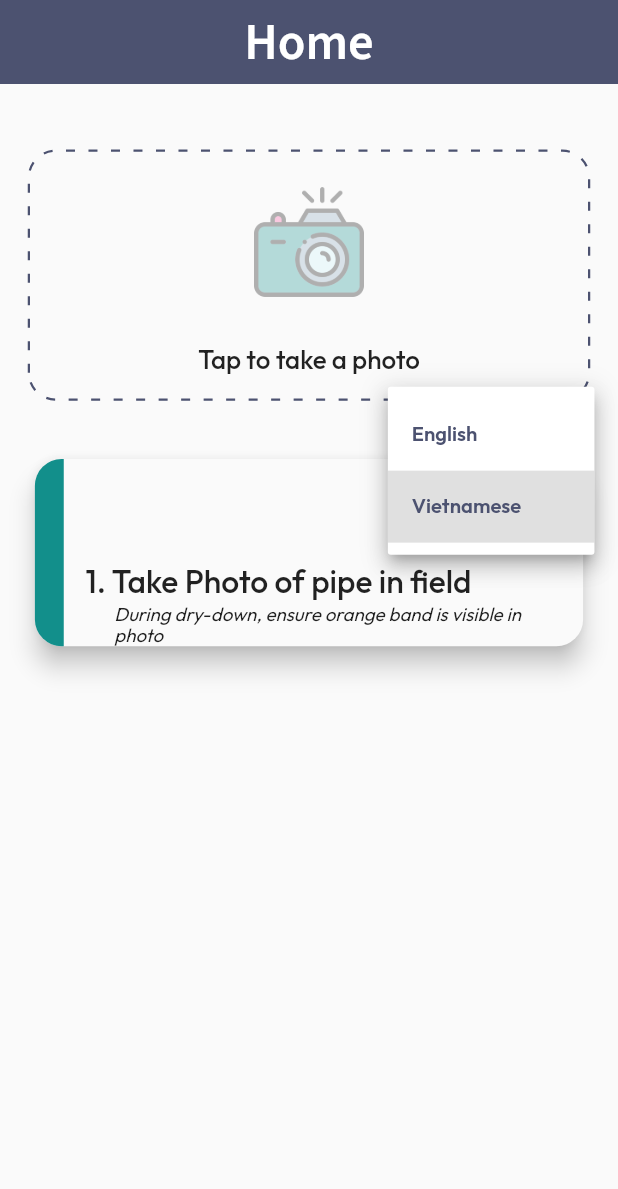
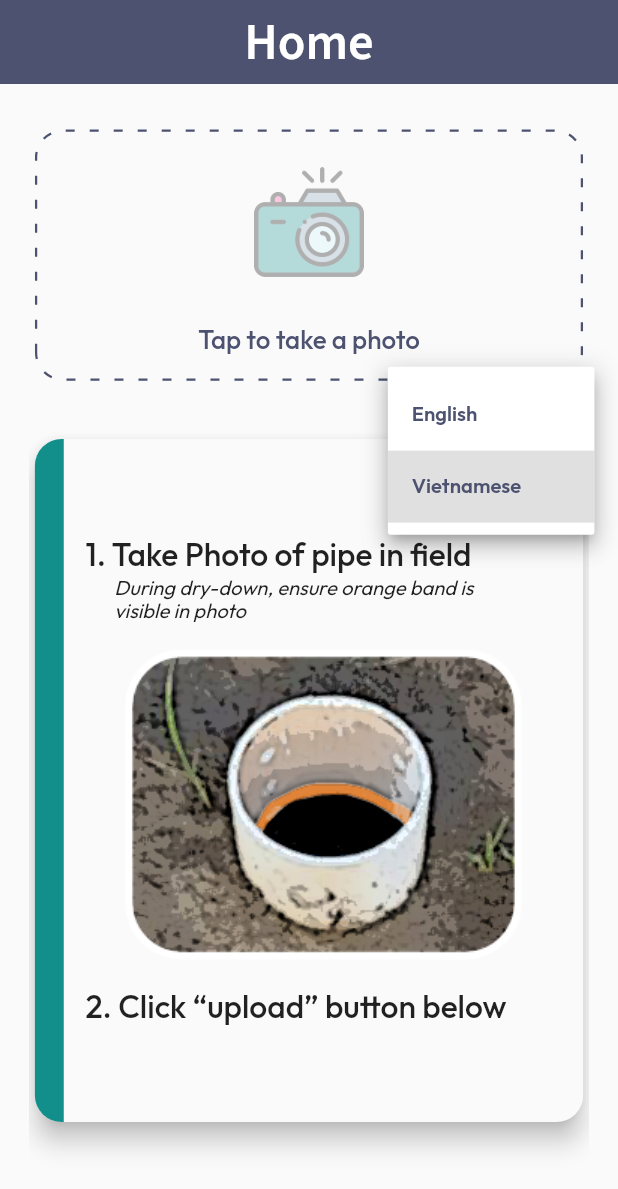
Before and after one commit to Sanjuwa/Digital-Crop, a Flutter app: the screen it shows after launch, after a tap on "Vietnamese", on a phone screen of 412 x 824 dp. Shown: the top 1189 px of the screen. Run offline on Flutter 3.47's test engine with Material 2 defaults, Android fonts, the phone set to English and light mode, and no system bars; drawn by our look-alikes of dotted_border; our stand-ins replace flutter_screenutil, google_fonts.

Commit message:
Finalize HomePage

```diff
--- a/lib/views/home.dart
+++ b/lib/views/home.dart
@@ -1,4 +1,5 @@
 import 'package:digitalcrop/constants.dart';
+import 'package:digitalcrop/widgets/button.dart';
 import 'package:dotted_border/dotted_border.dart';
 import 'package:flutter/material.dart';
 import 'package:flutter_screenutil/flutter_screenutil.dart';
@@ -16,15 +17,20 @@ class Home extends StatelessWidget {
         ),
       ),
       body: Padding(
-        padding: EdgeInsets.fromLTRB(20.w, 50.h, 20.w, 10.h),
+        padding: EdgeInsets.fromLTRB(20.w, 0, 20.w, 30.h),
+        child: SingleChildScrollView(
+          child: Padding(
+            padding: EdgeInsets.only(top: 35.h),
             child: Column(
               children: [
-            DottedBorder(
+                Padding(
+                  padding: EdgeInsets.symmetric(horizontal: 5.w),
+                  child: DottedBorder(
                     borderType: BorderType.RRect,
                     radius: Radius.circular(20.r),
                     color: kBackgroundColor,
                     strokeWidth: 1.5,
-              dashPattern: [6,9],
+                    dashPattern: [6,10],
                     child: Column(
                       children: [
                         SizedBox(
@@ -42,12 +48,14 @@ class Home extends StatelessWidget {
                           style: TextStyle(
                             fontWeight: FontWeight.w500,
                             fontSize: 18.sp,
+                            color: kBackgroundColor,
                           ),
                         ),
                         SizedBox(
                           height: 15.h,
                         )
                       ],
+                    ),
                   ),
                 ),
                 SizedBox(
@@ -61,6 +69,7 @@ class Home extends StatelessWidget {
                   elevation: 7,
                   child: IntrinsicHeight(
                     child: Row(
+                      crossAxisAlignment: CrossAxisAlignment.start,
                       children: [
                         Container(
                           decoration: BoxDecoration(
@@ -72,6 +81,7 @@ class Home extends StatelessWidget {
                         Expanded(
                           child: Column(
                             crossAxisAlignment: CrossAxisAlignment.start,
+                            mainAxisSize: MainAxisSize.min,
                             children: [
                               Padding(
                                 padding: EdgeInsets.only(right: 15.w, top: 15.h),
@@ -128,7 +138,7 @@ class Home extends StatelessWidget {
                                 ),
                               ),
                               Padding(
-                            padding: EdgeInsets.only(left: 15.w, top: 20.h),
+                                padding: EdgeInsets.only(left: 15.w, top: 15.h),
                                 child: Text(
                                   "1. Take Photo of pipe in field",
                                   style: TextStyle(
@@ -148,10 +158,27 @@ class Home extends StatelessWidget {
                                     height: 1.1,
                                       fontWeight: FontWeight.w400,
                                       fontStyle: FontStyle.italic,
-                                  fontSize: 13.sp
+                                      fontSize: 14.sp
                                   ),
                                 ),
-                          )
+                              ),
+                              SizedBox(
+                                height: 20.h,
+                              ),
+                              Align(
+                                alignment: Alignment.center,
+                                child: Image.asset("assets/instruction_img.png"),
+                              ),
+                              Padding(
+                                padding: EdgeInsets.only(left: 15.w, top: 20.h),
+                                child: Text(
+                                  "2. Click “upload” button below",
+                                  style: TextStyle(
+                                      fontWeight: FontWeight.w500,
+                                      fontSize: 22.sp
+                                  ),
+                                ),
+                              ),
                             ],
                           ),
                         ),
@@ -159,7 +186,22 @@ class Home extends StatelessWidget {
                     ),
                   ),
                 ),
+                SizedBox(
+                  height: 85.h,
+                ),
+                Padding(
+                  padding: EdgeInsets.symmetric(horizontal: 10.w),
+                  child: SizedBox(
+                      width: double.infinity,
+                      child: Button(text: "Upload", onPressed: (){})
+                  ),
+                ),
+                SizedBox(
+                  height: 30.h,
+                ),
               ],
+            ),
+          ),
         ),
       ),
     );
--- a/lib/widgets/button.dart
+++ b/lib/widgets/button.dart
@@ -5,20 +5,22 @@ import 'package:digitalcrop/constants.dart';
 class Button extends StatelessWidget {
   final String text;
   final Function onPressed;
+  final Color ?color;
+  final Color ?textColour;
 
-  const Button({super.key, required this.text, required this.onPressed});
+  const Button({super.key, required this.text, required this.onPressed, this.color, this.textColour});
 
   @override
   Widget build(BuildContext context) {
     return ElevatedButton(
       style: ElevatedButton.styleFrom(
-          primary: kLightGreenColor,
+          primary: color ?? kLightGreenColor,
           padding: EdgeInsets.all(15.h)
       ),
       child: Text(
         text,
         style: TextStyle(
-            color: kBackgroundColor,
+            color: textColour ?? kBackgroundColor,
             fontSize: 25.sp,
             fontWeight: FontWeight.w600
         ),
```
Lines whose indentation alone changed are shown as unchanged.
